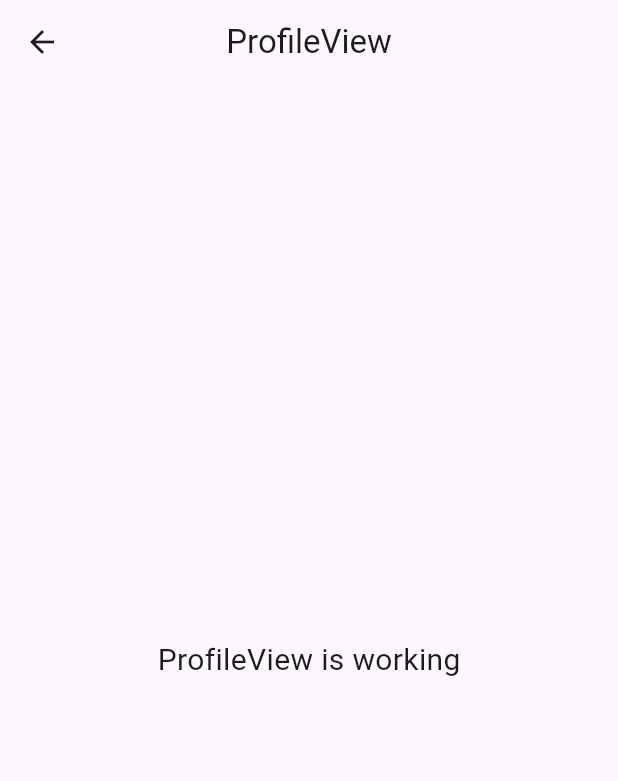
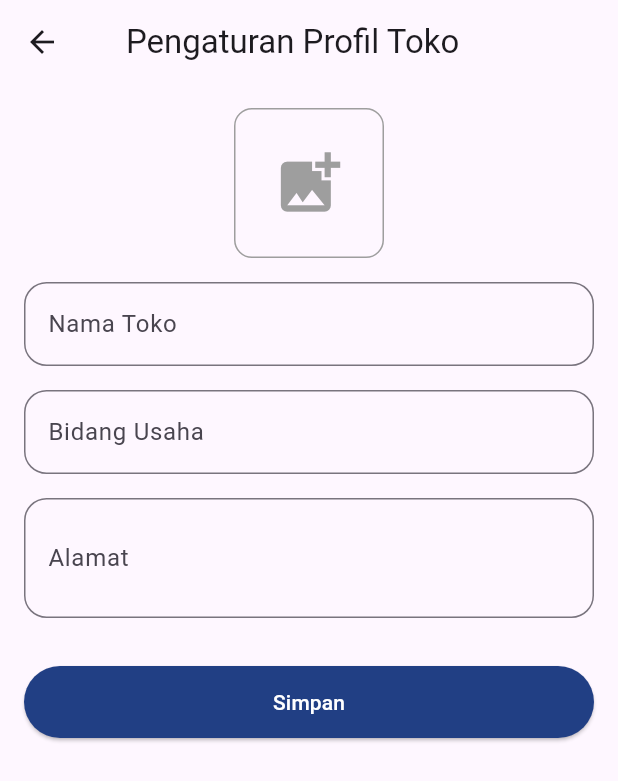
Before and after one commit to hanifaslam/appflexy, a Flutter app: the ProfileView screen opened by its route, on a phone screen of 412 x 824 dp. Shown: the top 781 px of the screen. Run offline on Flutter 3.47's test engine with Material 3 defaults, Android fonts, the phone set to English and light mode, and no system bars; our stand-ins replace get.

Commit message:
perubahan profile

```diff
--- a/lib/app/modules/login/views/login_view.dart
+++ b/lib/app/modules/login/views/login_view.dart
@@ -19,7 +19,7 @@
 
               // gambar logo
               Image.asset(
-                'assets/images/logo.png',
+                'assets\logo\flexy.png',
                 width: 100, // Adjust the width
                 height: 100, // Adjust the height
               ),
@@ -68,7 +68,7 @@
                   height:
                       40), // Increased spacing between password input and button
               ElevatedButton(
-                onPressed: ()=> Get.offAllNamed(Routes.HOME),
+                onPressed: () => Get.offAllNamed(Routes.PROFILE),
                 style: ElevatedButton.styleFrom(
                   padding:
                       const EdgeInsets.symmetric(horizontal: 100, vertical: 15),
--- a/lib/app/modules/profile/views/profile_view.dart
+++ b/lib/app/modules/profile/views/profile_view.dart
@@ -1,22 +1,79 @@
 import 'package:flutter/material.dart';
-
 import 'package:get/get.dart';
-
 import '../controllers/profile_controller.dart';
 
 class ProfileView extends GetView<ProfileController> {
-  const ProfileView({super.key});
   @override
   Widget build(BuildContext context) {
     return Scaffold(
       appBar: AppBar(
-        title: const Text('ProfileView'),
-        centerTitle: true,
+        title: Padding(
+          padding: const EdgeInsets.symmetric(horizontal: 12, vertical: 20),
+          child: Text('Pengaturan Profil Toko'),
+        ),
       ),
-      body: const Center(
-        child: Text(
-          'ProfileView is working',
-          style: TextStyle(fontSize: 20),
+      body: Padding(
+        padding: const EdgeInsets.all(16.0),
+        child: Column(
+          children: [
+            // Logo Toko
+            GestureDetector(
+              onTap: () {
+                // Add functionality to upload/store a logo
+              },
+              child: Container(
+                width: 100,
+                height: 100,
+                decoration: BoxDecoration(
+                  border: Border.all(color: Colors.grey),
+                  borderRadius: BorderRadius.circular(12),
+                ),
+                child: Icon(Icons.add_photo_alternate,
+                    size: 50, color: Colors.grey),
+              ),
+            ),
+            SizedBox(height: 16),
+            // Informasi Toko
+            TextField(
+              decoration: InputDecoration(
+                labelText: 'Nama Toko',
+                border:
+                    OutlineInputBorder(borderRadius: BorderRadius.circular(15)),
+              ),
+            ),
+            SizedBox(height: 16),
+            TextField(
+              decoration: InputDecoration(
+                labelText: 'Bidang Usaha',
+                border:
+                    OutlineInputBorder(borderRadius: BorderRadius.circular(15)),
+              ),
+            ),
+            SizedBox(height: 16),
+            TextField(
+              maxLines: 2,
+              decoration: InputDecoration(
+                labelText: 'Alamat',
+                border:
+                    OutlineInputBorder(borderRadius: BorderRadius.circular(15)),
+              ),
+            ),
+            SizedBox(height: 32),
+            // Simpan Button
+            ElevatedButton(
+              onPressed: () {
+                // Add save functionality
+              },
+              child: Text(
+                'Simpan',
+                style: TextStyle(color: Colors.white),
+              ),
+              style: ElevatedButton.styleFrom(
+                backgroundColor: const Color(0xFF213F84),
+                minimumSize: Size(double.infinity, 48), // Full width button
+              ),
+            ),
+          ],
         ),
       ),
     );
--- a/lib/app/routes/app_pages.dart
+++ b/lib/app/routes/app_pages.dart
@@ -27,7 +27,7 @@
     ),
     GetPage(
       name: _Paths.PROFILE,
-      page: () => const ProfileView(),
+      page: () => ProfileView(),
       binding: ProfileBinding(),
     ),
   ];
--- a/lib/app/routes/app_routes.dart
+++ b/lib/app/routes/app_routes.dart
@@ -5,7 +5,6 @@
   Routes._();
   static const HOME = _Paths.HOME;
   static const LOGIN = _Paths.LOGIN;
-  static const COBA = _Paths.COBA;
   static const PROFILE = _Paths.PROFILE;
 }
 
@@ -13,6 +12,5 @@
   _Paths._();
   static const HOME = '/home';
   static const LOGIN = '/login';
-  static const COBA = '/coba';
   static const PROFILE = '/profile';
 }
--- a/lib/main.dart
+++ b/lib/main.dart
@@ -18,7 +18,7 @@
     //   getPages: AppPages.routes,
     // );
     return FutureBuilder(
-      future: Future.delayed(Duration(seconds: 3)),
+      future: Future.delayed(Duration(seconds: 2)),
       builder: (context, snapshot) {
         if (snapshot.connectionState == ConnectionState.waiting) {
           return SplashScreen();
--- a/pubspec.yaml
+++ b/pubspec.yaml
@@ -23,4 +23,5 @@
 flutter:
   uses-material-design: true
   assets :
-    - assets/logo/
+    - assets\logo\logoflex.png
+    - assets\logo\flexy.png
```
Also changed, not shown: assets/logo/flexy.png (added), 3 other files.
